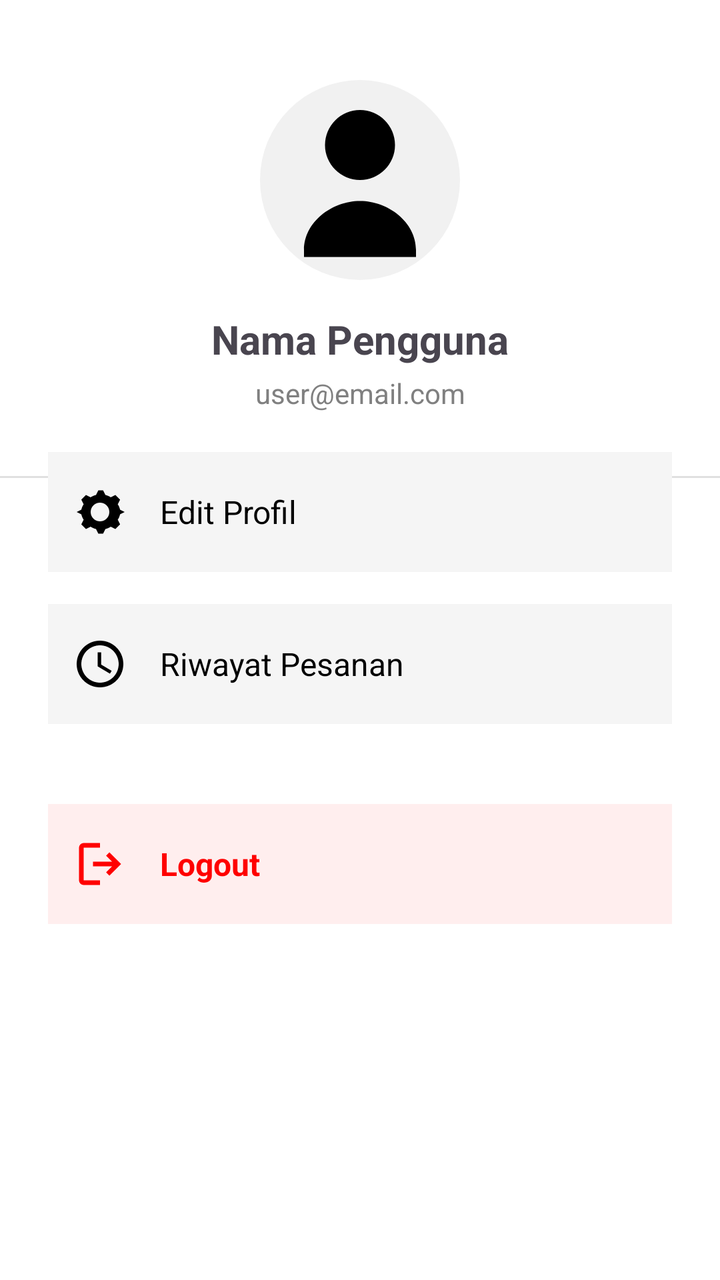
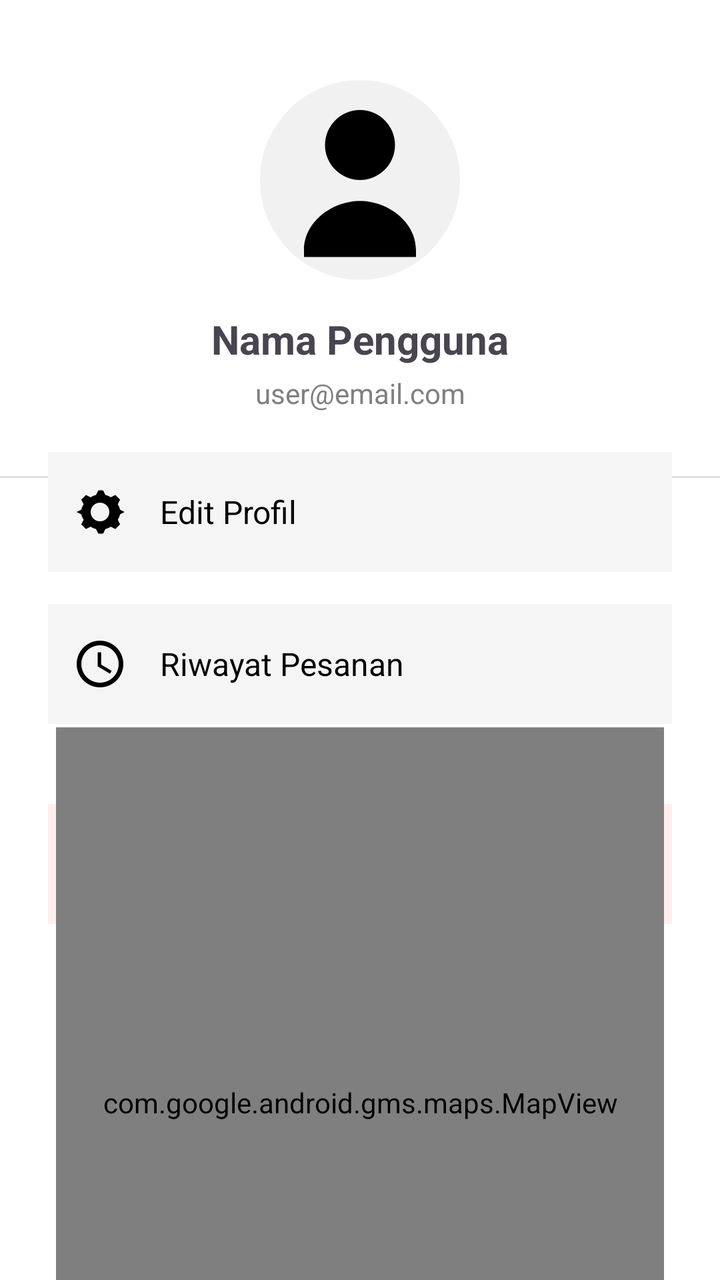

Two renders of the same Android screen: before a commit and after it. Below are the layout's source before the change and the commit's diff.
<!-- AndroidManifest.xml: application theme Theme.NgGojek -->
<!-- res/layout/activity_profile.xml -->
<?xml version="1.0" encoding="utf-8"?>
<androidx.constraintlayout.widget.ConstraintLayout xmlns:android="http://schemas.android.com/apk/res/android"
    xmlns:app="http://schemas.android.com/apk/res-auto"
    android:layout_width="match_parent"
    android:layout_height="match_parent"
    android:background="#FFFFFF">

    
    <ImageView
        android:id="@+id/imgProfile"
        android:layout_width="100dp"
        android:layout_height="100dp"
        android:layout_marginTop="40dp"
        android:background="@drawable/bg_circle"
        android:padding="8dp"
        android:src="@drawable/profile"
        app:layout_constraintTop_toTopOf="parent"
        app:layout_constraintStart_toStartOf="parent"
        app:layout_constraintEnd_toEndOf="parent" />

    
    <TextView
        android:id="@+id/txtNama"
        android:layout_width="wrap_content"
        android:layout_height="wrap_content"
        android:text="Nama Pengguna"
        android:textSize="20sp"
        android:textStyle="bold"
        android:layout_marginTop="16dp"
        app:layout_constraintTop_toBottomOf="@id/imgProfile"
        app:layout_constraintStart_toStartOf="parent"
        app:layout_constraintEnd_toEndOf="parent" />

    
    <TextView
        android:id="@+id/txtEmail"
        android:layout_width="wrap_content"
        android:layout_height="wrap_content"
        android:text="user@email.com"
        android:textSize="14sp"
        android:textColor="#808080"
        android:layout_marginTop="4dp"
        app:layout_constraintTop_toBottomOf="@id/txtNama"
        app:layout_constraintStart_toStartOf="parent"
        app:layout_constraintEnd_toEndOf="parent" />

    
    <View
        android:layout_width="0dp"
        android:layout_height="1dp"
        android:layout_marginTop="32dp"
        android:background="#E0E0E0"
        app:layout_constraintTop_toBottomOf="@id/txtEmail"
        app:layout_constraintStart_toStartOf="parent"
        app:layout_constraintEnd_toEndOf="parent" />

    
    <LinearLayout
        android:id="@+id/btnEditProfile"
        android:layout_width="0dp"
        android:layout_height="60dp"
        android:layout_marginStart="24dp"
        android:layout_marginTop="20dp"
        android:layout_marginEnd="24dp"
        android:orientation="horizontal"
        android:gravity="center_vertical"
        android:padding="12dp"
        android:background="#F5F5F5"
        app:layout_constraintTop_toBottomOf="@id/txtEmail"
        app:layout_constraintStart_toStartOf="parent"
        app:layout_constraintEnd_toEndOf="parent">

        <ImageView
            android:layout_width="28dp"
            android:layout_height="28dp"
            android:src="@drawable/settings" />

        <TextView
            android:layout_marginStart="16dp"
            android:layout_width="wrap_content"
            android:layout_height="wrap_content"
            android:text="Edit Profil"
            android:textSize="16sp"
            android:textColor="#000000" />
    </LinearLayout>

    
    <LinearLayout
        android:id="@+id/btnRiwayat"
        android:layout_width="0dp"
        android:layout_height="60dp"
        android:layout_marginStart="24dp"
        android:layout_marginTop="16dp"
        android:layout_marginEnd="24dp"
        android:orientation="horizontal"
        android:gravity="center_vertical"
        android:padding="12dp"
        android:background="#F5F5F5"
        app:layout_constraintTop_toBottomOf="@id/btnEditProfile"
        app:layout_constraintStart_toStartOf="parent"
        app:layout_constraintEnd_toEndOf="parent">

        <ImageView
            android:layout_width="28dp"
            android:layout_height="28dp"
            android:src="@drawable/clock" />

        <TextView
            android:layout_marginStart="16dp"
            android:layout_width="wrap_content"
            android:layout_height="wrap_content"
            android:text="Riwayat Pesanan"
            android:textSize="16sp"
            android:textColor="#000000" />
    </LinearLayout>

    
    <LinearLayout
        android:id="@+id/btnLogout"
        android:layout_width="0dp"
        android:layout_height="60dp"
        android:layout_marginStart="24dp"
        android:layout_marginTop="40dp"
        android:layout_marginEnd="24dp"
        android:orientation="horizontal"
        android:gravity="center_vertical"
        android:padding="12dp"
        android:background="#FFEEEE"
        app:layout_constraintTop_toBottomOf="@id/btnRiwayat"
        app:layout_constraintStart_toStartOf="parent"
        app:layout_constraintEnd_toEndOf="parent">

        <ImageView
            android:layout_width="28dp"
            android:layout_height="28dp"
            android:src="@drawable/logout"
            app:tint="#FF0000" />

        <TextView
            android:layout_marginStart="16dp"
            android:layout_width="wrap_content"
            android:layout_height="wrap_content"
            android:text="Logout"
            android:textSize="16sp"
            android:textStyle="bold"
            android:textColor="#FF0000" />
    </LinearLayout>

</androidx.constraintlayout.widget.ConstraintLayout>
<!-- resources referenced by this layout -->
<resources>
  <!-- drawable bg_circle (drawable) -->
  <shape xmlns:android="http://schemas.android.com/apk/res/android"
      android:shape="oval">
      <solid android:color="#F1F1F1"/>
  </shape>
  <!-- drawable clock (drawable) -->
  <vector xmlns:android="http://schemas.android.com/apk/res/android" android:height="24dp" android:tint="#000000" android:viewportHeight="24" android:viewportWidth="24" android:width="24dp">
        
      <path android:fillColor="@android:color/white" android:pathData="M11.99,2C6.47,2 2,6.48 2,12s4.47,10 9.99,10C17.52,22 22,17.52 22,12S17.52,2 11.99,2zM12,20c-4.42,0 -8,-3.58 -8,-8s3.58,-8 8,-8 8,3.58 8,8 -3.58,8 -8,8z"/>
        
      <path android:fillColor="@android:color/white" android:pathData="M12.5,7H11v6l5.25,3.15 0.75,-1.23 -4.5,-2.67z"/>
      
  </vector>
  <!-- drawable logout (drawable) -->
  <vector xmlns:android="http://schemas.android.com/apk/res/android"
      android:width="24dp"
      android:height="24dp"
      android:viewportWidth="960"
      android:viewportHeight="960">
    <path
        android:pathData="M200,840q-33,0 -56.5,-23.5T120,760v-560q0,-33 23.5,-56.5T200,120h280v80L200,200v560h280v80L200,840ZM640,680 L585,622 687,520L360,520v-80h327L585,338l55,-58 200,200 -200,200Z"
        android:fillColor="#e3e3e3"/>
  </vector>
  <!-- drawable profile (drawable) -->
  <vector xmlns:android="http://schemas.android.com/apk/res/android"
      android:width="24dp"
      android:height="24dp"
      android:viewportWidth="24"
      android:viewportHeight="24">
      <path
          android:fillColor="#000"
          android:pathData="M12,12a5,5 0 1,0 0,-10a5,5 0 1,0 0,10zM4,22c0,-4 4,-7 8,-7s8,3 8,7v1H4v-1z"/>
  </vector>
  <!-- drawable settings (drawable) -->
  <vector xmlns:android="http://schemas.android.com/apk/res/android"
      android:width="24dp"
      android:height="24dp"
      android:viewportWidth="24"
      android:viewportHeight="24">
      <path
          android:fillColor="#000"
          android:pathData="M12,8a4,4 0 1,0 0,8a4,4 0 1,0 0,-8zM4,13l-2,-1l2,-1c0.2,-0.8 0.5,-1.6 1,-2.3l-1,-2l2,-2l2,1c0.7,-0.5 1.5,-0.8 2.3,-1l1,-2h2l1,2c0.8,0.2 1.6,0.5 2.3,1l2,-1l2,2l-1,2c0.5,0.7 0.8,1.5 1,2.3l2,1l-2,1c-0.2,0.8 -0.5,1.6 -1,2.3l1,2l-2,2l-2,-1c-0.7,0.5 -1.5,0.8 -2.3,1l-1,2h-2l-1,-2c-0.8,-0.2 -1.6,-0.5 -2.3,-1l-2,1l-2,-2l1,-2c-0.5,-0.7 -0.8,-1.5 -1,-2.3z"/>
  </vector>
  <style name="Theme.NgGojek" parent="Base.Theme.NgGojek" />
  <style name="Base.Theme.NgGojek" parent="Theme.Material3.DayNight.NoActionBar">
          
          
          <item name="android:windowBackground">@color/white</item>
      </style>
  <color name="white">#FFFFFFFF</color>
</resources>

<!-- the commit's change to res/layout/activity_profile.xml (unified diff, before → after) -->
@@ -1,6 +1,7 @@
 <?xml version="1.0" encoding="utf-8"?>
 <androidx.constraintlayout.widget.ConstraintLayout xmlns:android="http://schemas.android.com/apk/res/android"
     xmlns:app="http://schemas.android.com/apk/res-auto"
+    xmlns:tools="http://schemas.android.com/tools"
     android:layout_width="match_parent"
     android:layout_height="match_parent"
     android:background="#FFFFFF">
@@ -146,4 +147,13 @@
             android:textColor="#FF0000" />
     </LinearLayout>
 
+    <com.google.android.gms.maps.MapView
+        android:id="@+id/mapView"
+        android:layout_width="304dp"
+        android:layout_height="375dp"
+        app:layout_constraintBottom_toBottomOf="parent"
+        app:layout_constraintEnd_toEndOf="parent"
+        app:layout_constraintStart_toStartOf="parent"
+        app:layout_constraintTop_toBottomOf="@+id/btnLogout" />
+
 </androidx.constraintlayout.widget.ConstraintLayout>
